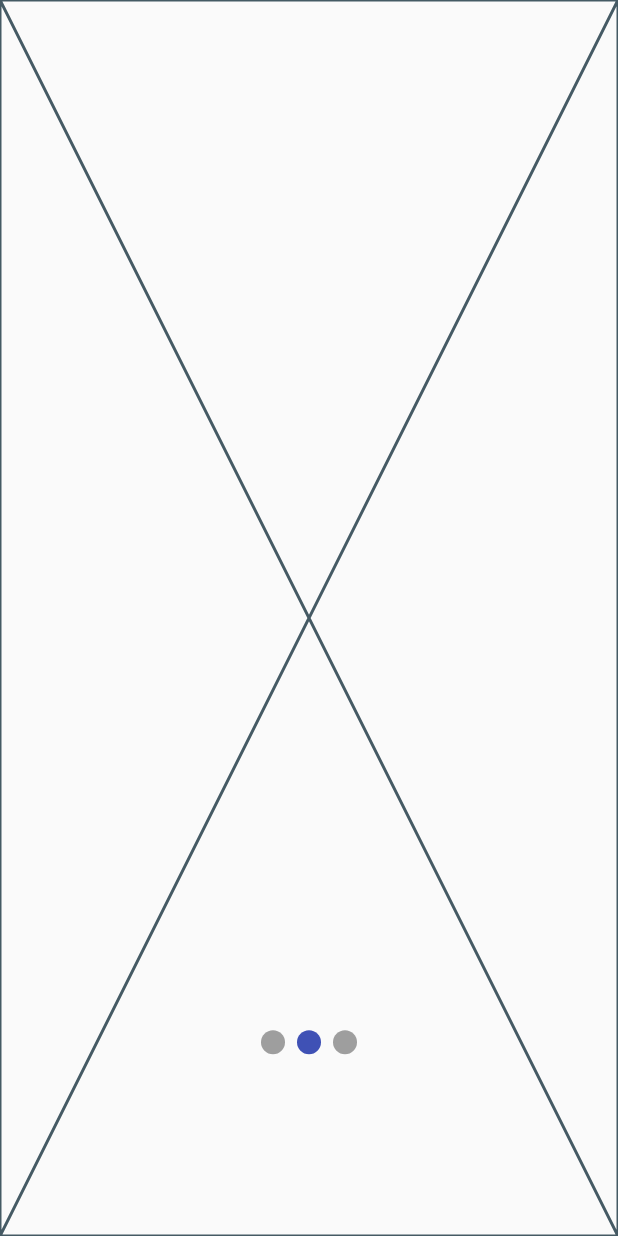
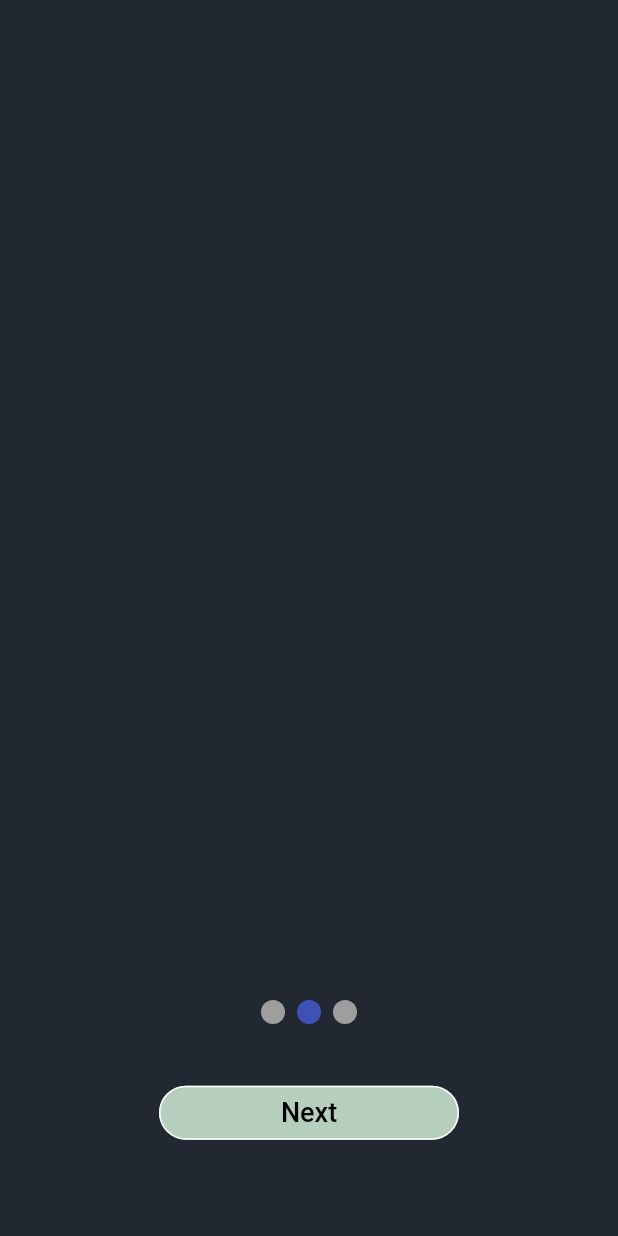
Before and after one commit to sev-n/translate, a Flutter app: the screen it shows after launch, swiped to page 2, on a phone screen of 412 x 824 dp. Run offline on Flutter 3.47's test engine with Material 2 defaults, Android fonts, the phone set to English and light mode, and no system bars; drawn by our look-alikes of smooth_page_indicator; our stand-ins replace flutter_screenutil, google_nav_bar; missing offline and left inert: translator; Roboto replaces fonts that are missing (RobotoFlex).

```diff
--- a/lib/pages/bottom_nav_pages/discover pages/Beach/Beaches.dart
+++ b/lib/pages/bottom_nav_pages/discover pages/Beach/Beaches.dart
@@ -1,7 +1,7 @@
 // ignore_for_file: file_names
 
 import 'package:flutter/material.dart';
-import 'package:translate/pages/utils/colors.dart';
+import 'package:translate/utils/colors.dart';
 
 class Beaches extends StatelessWidget {
   const Beaches({super.key});
--- a/lib/pages/bottom_nav_pages/discover pages/Cultural/Cultures.dart
+++ b/lib/pages/bottom_nav_pages/discover pages/Cultural/Cultures.dart
@@ -1,7 +1,7 @@
 // ignore_for_file: file_names
 
 import 'package:flutter/material.dart';
-import 'package:translate/pages/utils/colors.dart';
+import 'package:translate/utils/colors.dart';
 
 class Cultures extends StatelessWidget {
   const Cultures({super.key});
--- a/lib/pages/bottom_nav_pages/discover pages/Food/Foods.dart
+++ b/lib/pages/bottom_nav_pages/discover pages/Food/Foods.dart
@@ -1,7 +1,7 @@
 // ignore_for_file: file_names
 
 import 'package:flutter/material.dart';
-import 'package:translate/pages/utils/colors.dart';
+import 'package:translate/utils/colors.dart';
 
 class Foods extends StatelessWidget {
   const Foods({super.key});
--- a/lib/pages/intro_page/introduction.dart
+++ b/lib/pages/intro_page/introduction.dart
@@ -1,5 +1,6 @@
 import 'package:flutter/material.dart';
 import 'package:smooth_page_indicator/smooth_page_indicator.dart';
+import 'package:translate/home.dart';
 
 import 'page_one.dart';
 import 'page_three.dart';
@@ -38,8 +39,9 @@ class _IntroductionState extends State<Introduction> {
                 PageThree(),
               ],
             ),
+            isLastPage ? const GetStartedBtn() : const NextBtn(),
             Container(
-              alignment: const Alignment(0, 0.70),
+              alignment: const Alignment(0, 0.65),
               child: const Row(
                 mainAxisAlignment: MainAxisAlignment.spaceEvenly,
                 children: [
@@ -71,8 +73,89 @@ class _PageIndicatorState extends State<PageIndicator> {
     return SmoothPageIndicator(
       controller: controllerPage, // PageController
       count: 3,
-      // forcing the indicator to use a specific direction
       effect: const WormEffect(),
     );
   }
 }
+
+
+class GetStartedBtn extends StatelessWidget {
+  const GetStartedBtn({super.key});
+
+  @override
+  Widget build(BuildContext context) {
+    return Align(
+      alignment: const Alignment(0, 0.85),
+      child: SizedBox(
+        width: 200,
+        child: ElevatedButton(
+          onPressed: () {
+            Navigator.of(context).pushReplacement(
+              MaterialPageRoute(builder: (context) => const HomePage()),
+            );
+          },
+          style: ElevatedButton.styleFrom(
+            backgroundColor: const Color(0xffB5CFBC),
+            foregroundColor: Colors.black,
+            shape: RoundedRectangleBorder(
+              borderRadius: BorderRadius.circular(30.0),
+            ),
+          ),
+          child: const Text(
+            "Get Started",
+            style: TextStyle(
+              fontSize: 18,
+              fontWeight: FontWeight.w500,
+              fontFamily: "RobotoFlex",
+              color: Color(0xff0C2924),
+            ),
+          ),
+        ),
+      ),
+    );
+  }
+}
+
+class NextBtn extends StatelessWidget {
+  const NextBtn({super.key});
+
+  @override
+  Widget build(BuildContext context) {
+    // top: 625,
+    // left: 80,
+
+    return Align(
+      alignment: const Alignment(0, 0.85),
+      child: SizedBox(
+        width: 200,
+        child: OutlinedButton(
+          onPressed: () {
+            controllerPage.nextPage(
+                duration: const Duration(milliseconds: 500),
+                curve: Curves.easeIn);
+          },
+          style: FilledButton.styleFrom(
+            backgroundColor: const Color(0xffB5CFBC),
+            side: const BorderSide(
+              width: 1,
+              color: Colors.white,
+            ),
+            shape: RoundedRectangleBorder(
+              borderRadius: BorderRadius.circular(30.0),
+            ),
+            foregroundColor: Colors.white,
+          ),
+          child: const Text(
+            "Next",
+            style: TextStyle(
+              fontSize: 18,
+              fontWeight: FontWeight.w500,
+              fontFamily: "RobotoFlex",
+              color: Colors.black,
+            ),
+          ),
+        ),
+      ),
+    );
+  }
+}
--- a/lib/pages/intro_page/page_two.dart
+++ b/lib/pages/intro_page/page_two.dart
@@ -1,4 +1,5 @@
 import 'package:flutter/material.dart';
+import 'package:translate/utils/colors.dart';
 
 class PageTwo extends StatefulWidget {
   const PageTwo({super.key});
@@ -10,6 +11,10 @@ class PageTwo extends StatefulWidget {
 class _PageTwoState extends State<PageTwo> {
   @override
   Widget build(BuildContext context) {
-    return const Placeholder();
+    return Container(
+      width: MediaQuery.of(context).size.width,
+      height: MediaQuery.of(context).size.height,
+      color: darkColor
+    );
   }
 }
--- a/lib/pages/side_menu/about.dart
+++ b/lib/pages/side_menu/about.dart
@@ -1,5 +1,5 @@
 import 'package:flutter/material.dart';
-import 'package:translate/pages/utils/colors.dart';
+import 'package:translate/utils/colors.dart';
 
 class About extends StatelessWidget {
   const About({super.key});
--- a/lib/pages/side_menu/privacy.dart
+++ b/lib/pages/side_menu/privacy.dart
@@ -1,5 +1,6 @@
 import 'package:flutter/material.dart';
-import 'package:translate/pages/utils/colors.dart';
+import 'package:translate/utils/colors.dart';
+
 
 class Privacy extends StatelessWidget {
   const Privacy({super.key});
```
Also changed, not shown: lib/pages/intro_page/page_three.dart (+6 -1 lines).
